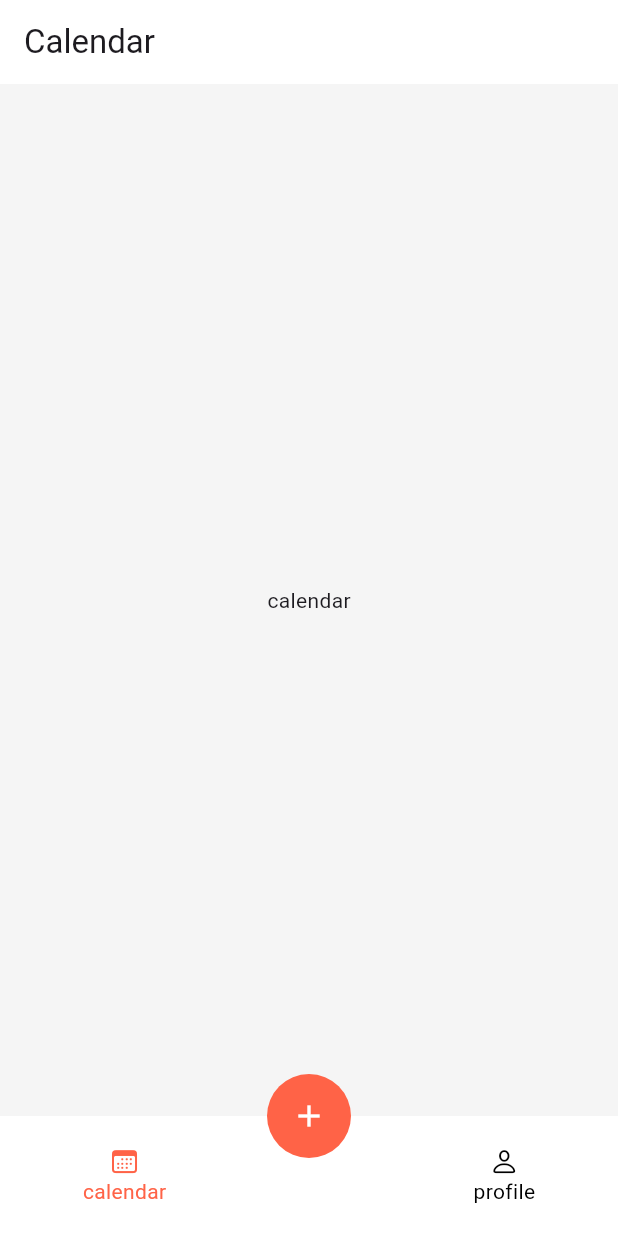
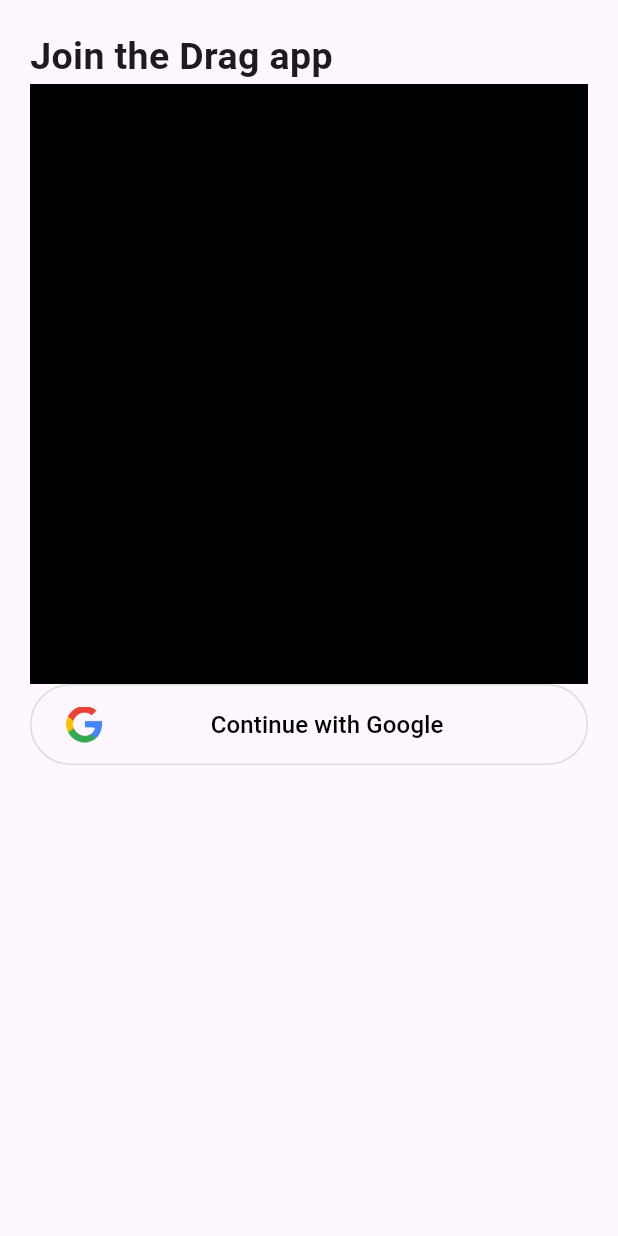
Before and after one commit to Drag-your-task/Drag, a Flutter app: the screen it shows after launch, on a phone screen of 412 x 824 dp. Run offline on Flutter 3.47's test engine with Material 3 defaults, Android fonts, the phone set to English and light mode, and no system bars; our stand-ins replace firebase_auth, firebase_core, google_sign_in; accounts and stored records are empty; generated files the repository leaves out were written again.

Commit message:
modify home appbar

```diff
--- a/lib/main.dart
+++ b/lib/main.dart
@@ -1,8 +1,18 @@
 import 'package:drag/theme/app_theme.dart';
+import 'package:drag/viewmodels/auth_viewmodel.dart';
+import 'package:drag/views/auth_screen.dart';
 import 'package:drag/views/home_screen.dart';
+import 'package:firebase_core/firebase_core.dart';
 import 'package:flutter/material.dart';
+import 'package:provider/provider.dart';
 
-void main() {
+import 'firebase_options.dart';
+
+Future<void> main() async {
+  WidgetsFlutterBinding.ensureInitialized();
+  await Firebase.initializeApp(
+    options: DefaultFirebaseOptions.currentPlatform,
+  );
   runApp(const MyApp());
 }
 
@@ -12,12 +22,17 @@
   // This widget is the root of your application.
   @override
   Widget build(BuildContext context) {
-    return MaterialApp(
-      debugShowCheckedModeBanner: false,
-      title: 'Flutter Demo',
-      theme: AppTheme.lightTheme,
-      // darkTheme: AppTheme.darkTheme,
-      home: HomeScreen(),
+    return MultiProvider(
+      providers: [
+        ChangeNotifierProvider(create: (_)=> AuthViewModel()),
+      ],
+      child: MaterialApp(
+        debugShowCheckedModeBanner: false,
+        title: 'Flutter Demo',
+        theme: AppTheme.lightTheme,
+        // darkTheme: AppTheme.darkTheme,
+        home: AuthScreen(),
+      ),
     );
   }
 }
--- /dev/null
+++ b/lib/viewmodels/auth_viewmodel.dart
@@ -0,0 +1,24 @@
+import 'package:firebase_auth/firebase_auth.dart' as fire;
+import 'package:flutter/cupertino.dart';
+
+import '../services/auth_service.dart';
+
+class AuthViewModel with ChangeNotifier {
+  final AuthService _service = AuthService();
+
+  fire.User? _user;
+
+  Future<fire.User?> signWithGoogle() async {
+    try {
+      final userCredential = await _service.signInWithGoogle();
+      _user = userCredential?.user;
+      notifyListeners();
+      return _user;
+
+    } catch (e) {
+      print("Error signing in with Google: $e");
+      rethrow;
+    }
+  }
+
+}
--- /dev/null
+++ b/lib/views/auth_screen.dart
@@ -0,0 +1,31 @@
+import 'package:flutter/cupertino.dart';
+import 'package:firebase_auth/firebase_auth.dart';
+import 'package:flutter/material.dart';
+
+import 'home_screen.dart';
+import 'login_screen.dart';
+
+class AuthScreen extends StatelessWidget {
+  const AuthScreen({Key? key}) : super(key: key);
+
+  @override
+  Widget build(BuildContext context) {
+    return StreamBuilder<User?>(
+      stream: FirebaseAuth.instance.authStateChanges(),
+      builder: (BuildContext context, AsyncSnapshot<dynamic> snapshot) {
+        if (snapshot.connectionState == ConnectionState.active) {
+          User? user = snapshot.data;
+          if (user == null) {
+            return LoginScreen(); // 사용자가 로그인하지 않았을 때 로그인 화면으로 이동
+          }
+          return HomeScreen(); // 사용자가 로그인했을 때 홈 화면으로 이동
+        }
+        return Scaffold(
+          body: Center(
+            child:  Image.asset("assets/icons/progress_icon.gif"),// 연결 상태를 기다리는 동안 로딩 표시
+          ),
+        );
+      },
+    );
+  }
+}
--- a/lib/views/home_screen.dart
+++ b/lib/views/home_screen.dart
@@ -4,7 +4,7 @@ import 'package:flutter/material.dart';
 import '../theme/colors.dart';
 import 'calendar_screen.dart';
 
-class HomeScreen extends StatefulWidget {
+class HomeScreen extends StatefulWidget{
 
   HomeScreen();
 
@@ -14,7 +14,7 @@ class HomeScreen extends StatefulWidget {
 
 class _HomeScreenState extends State<HomeScreen> {
   int _selectedIndex = 0; // 현재 선택된 탭의 인덱스
-  String _title = "Calendar"; // 현재 선택된 탭의 title
+  //String _title = "Calendar"; // 현재 선택된 탭의 title
 
   // 각 탭 인덱스에 따라 페이지를 반환합니다.
   Widget _getPage(int index) {
@@ -31,15 +31,28 @@ class _HomeScreenState extends State<HomeScreen> {
   void _onItemTapped(int index) {
     setState(() {
       _selectedIndex = index;
-      _title = index == 0 ? "Calendar" : "Profile";
+      // _title = index == 0 ? "Calendar" : "Profile";
     });
   }
 
   @override
   Widget build(BuildContext context) {
     return Scaffold(
-      appBar: AppBar(
-        title: Text(_title),
+      appBar: PreferredSize(
+        preferredSize: Size.fromHeight(35),
+        child: AppBar(
+          leading: Image.asset("assets/icons/grab_icon/grab_app_icon.png", height: 10,),
+          actions: [
+            IconButton(
+              onPressed: () {  },
+              icon: Icon(CupertinoIcons.bell, size: 20,),
+            ),
+            IconButton(
+              onPressed: () {  },
+              icon: Icon(CupertinoIcons.ellipsis_circle, size: 20,),
+            ),
+          ],
+        ),
       ),
       body: Container(
           color: _selectedIndex == 1 ? Colors.white:Colors.grey[100],
--- /dev/null
+++ b/lib/views/login_screen.dart
@@ -0,0 +1,71 @@
+import 'package:flutter/cupertino.dart';
+import 'package:flutter/material.dart';
+import 'package:provider/provider.dart';
+
+import '../viewmodels/auth_viewmodel.dart';
+
+class LoginScreen extends StatelessWidget {
+  const LoginScreen({Key? key}) : super(key: key);
+
+  @override
+  Widget build(BuildContext context) {
+    AuthViewModel authViewModel = Provider.of<AuthViewModel>(context);
+
+    return Scaffold(
+      body: SafeArea(
+        child: Padding(
+          padding: const EdgeInsets.all(20.0),
+          child: Column(
+            crossAxisAlignment: CrossAxisAlignment.start,
+            children: [
+              Text("Join the Drag app",
+              style: TextStyle(
+                fontWeight: FontWeight.bold,
+                fontSize: 25,
+              ),
+              ),
+              Container(
+                height: 400,
+                color: Colors.black,
+              ),
+              OutlinedButton(
+                  onPressed: (){
+                    authViewModel.signWithGoogle().then((user){
+                      print("google");
+                    }).catchError((error){
+                      print(error);
+                    });
+                  },
+                  style: OutlinedButton.styleFrom(
+                    side: BorderSide(color: Colors.black12),
+                  ),
+                  child: Padding(
+                    padding: const EdgeInsets.symmetric(vertical: 15),
+                    child: Row(
+                      mainAxisAlignment: MainAxisAlignment.spaceBetween,
+                      children: [
+                        Image.asset(
+                          'assets/img/google.png', // 'assets' 폴더에 구글 로고 이미지를 저장해야 합니다.
+                          height: 24.0,
+                          width: 24.0,
+                        ),
+                        Text(
+                          'Continue with Google',
+                          style: TextStyle(
+                            color: Colors.black,
+                            fontSize: 16.0,
+                          ),
+                        ),
+                        SizedBox(),
+                      ],
+                    ),
+                  )
+              ),
+
+            ],
+          ),
+        ),
+      ),
+    );
+  }
+}
--- a/pubspec.yaml
+++ b/pubspec.yaml
@@ -18,6 +18,7 @@ dependencies:
   firebase_core: ^2.23.0
   firebase_storage: ^11.5.2
   firebase_auth: ^4.14.1
+  google_sign_in: ^6.1.6
 
 flutter_icons:
   android: true
@@ -36,8 +37,9 @@ flutter:
   uses-material-design: true
 
   assets:
-    - assets/img/
+    - assets/img/google.png
     - assets/icons/grab_icon/
+    - assets/icons/
   #   - images/a_dot_ham.jpeg
 
   # fonts:
```
Also changed, not shown: lib/models/user_model.dart (added, +9 -0 lines), lib/services/auth_service.dart (added, +28 -0 lines), assets/icons/progress_icon.gif (added), assets/img/google.png (added), pubspec.lock, 3 other files.
